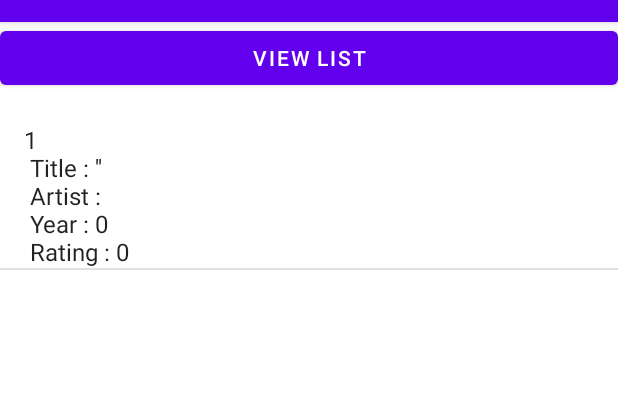
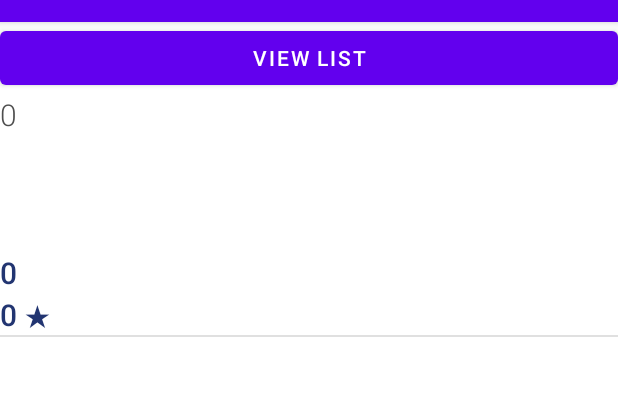
Before and after one commit to 1078-M-issa/NDPTSC, an Android app: the ViewList screen opened directly, with no data from a screen before it, on a phone screen of 412 x 824 dp, the part 62-458 px from its top. Run offline under Robolectric (Android 15) with nearby library versions, the phone set to English and light mode, and no system bars.

Commit message:
Updated with Custom array

```diff
--- /dev/null
+++ b/app/src/main/java/sg/edu/rp/c346/id21001078/ndptsc/CustomAdapter.java
@@ -0,0 +1,51 @@
+package sg.edu.rp.c346.id21001078.ndptsc;
+
+import android.content.Context;
+import android.view.LayoutInflater;
+import android.view.View;
+import android.view.ViewGroup;
+import android.widget.ArrayAdapter;
+import android.widget.TextView;
+
+import org.w3c.dom.Text;
+
+import java.util.ArrayList;
+
+public class CustomAdapter extends ArrayAdapter {
+    Context parent_context;
+    int layout_id;
+    ArrayList<Song> songList;
+
+    public CustomAdapter (Context context, int resource,
+                          ArrayList<Song> objects) {
+        super (context,resource,objects);
+
+        parent_context =context;
+        layout_id = resource;
+        songList = objects;
+    }
+    @Override
+    public View getView (int position, View convertView,
+                         ViewGroup parent) {
+        LayoutInflater inflater = (LayoutInflater)
+                parent_context.getSystemService(Context.LAYOUT_INFLATER_SERVICE);
+
+        View rowView = inflater.inflate(layout_id,parent,false);
+
+        TextView topYear = rowView.findViewById(R.id.Year);
+        TextView songTitle = rowView.findViewById(R.id.Title);
+        TextView songSinger = rowView.findViewById(R.id.Singer);
+        TextView titleYear = rowView.findViewById(R.id.YearR);
+        TextView stars = rowView.findViewById(R.id.Ratings);
+
+        Song currentVersion = songList.get(position);
+
+        topYear.setText(String.valueOf(currentVersion.getYear()));
+        songTitle.setText(currentVersion.getTitle());
+        songSinger.setText(currentVersion.getSingers());
+        titleYear.setText(String.valueOf(currentVersion.getYear()));
+        String text = (String.valueOf(currentVersion.getStars()));
+        stars.setText(text + " ★ ");
+        return rowView;
+    }
+}
--- a/app/src/main/java/sg/edu/rp/c346/id21001078/ndptsc/ViewList.java
+++ b/app/src/main/java/sg/edu/rp/c346/id21001078/ndptsc/ViewList.java
@@ -23,6 +23,7 @@ public class ViewList extends AppCompatActivity {
     ArrayList<Song> al2;
     ArrayAdapter<String> aa;
     TextView textView;
+    CustomAdapter adapter;
 
     @Override
     protected void onCreate(Bundle savedInstanceState) {
@@ -30,31 +31,29 @@ public class ViewList extends AppCompatActivity {
         setContentView(R.layout.activity_edit);
 
         B = findViewById(R.id.bVL);
-        lv = findViewById(R.id.VL);
+        lv = findViewById(R.id.listView);
         al = new ArrayList<>();
         al2 = new ArrayList<>();
         aa = new ArrayAdapter<String>(this, android.R.layout.simple_list_item_1, al);
-        lv.setAdapter(aa);
-        textView = findViewById(R.id.TV);
+        lv.setAdapter(adapter);
+        adapter = new CustomAdapter(this, R.layout.row, al2);
 
         B.setOnClickListener(new View.OnClickListener() {
 
             @Override
             public void onClick(View v) {
                 DBhelp dbh = new DBhelp(ViewList.this);
-                al.clear();
-                String txt = " ";
+                al2.clear();
                 ArrayList<Song> list = dbh.getAllSongs();
                 for (int i = 0; i < list.size(); i++ ) {
                     al.add(list.get(i).toStringClass());
+                    al2.add(list.get(i));
 
                 }
 
 
-                lv.setAdapter(aa);
-
-
-                aa.notifyDataSetChanged();
+                //lv.setAdapter(aa);
+                lv.setAdapter(adapter);
                 }
 
 
--- a/app/src/main/res/layout/activity_edit.xml
+++ b/app/src/main/res/layout/activity_edit.xml
@@ -13,16 +13,10 @@
         android:layout_height="wrap_content"
         android:text="View List" />
 
-    <TextView
-        android:id="@+id/TV"
+    <ListView
+        android:id="@+id/listView"
         android:layout_width="match_parent"
-        android:layout_height="wrap_content" />
-
-    <ListView
-        android:id="@+id/VL"
-        android:layout_width="match_parent"
-        android:layout_height="603dp">
-
-    </ListView>
+        android:layout_height="match_parent"
+        tools:listitem="@android:layout/activity_list_item" />
 
 </LinearLayout>
--- /dev/null
+++ b/app/src/main/res/layout/row.xml
@@ -0,0 +1,52 @@
+<?xml version="1.0" encoding="utf-8"?>
+<LinearLayout xmlns:android="http://schemas.android.com/apk/res/android"
+    android:orientation="vertical"
+    android:layout_width="match_parent"
+    android:layout_height="match_parent">
+
+    <TextView
+        android:id="@+id/Year"
+        android:layout_width="match_parent"
+        android:layout_height="wrap_content"
+        android:fontFamily="sans-serif-light"
+        android:text="TextView"
+        android:textColor="#4E4E4E"
+        android:textSize="20sp" />
+
+    <TextView
+        android:id="@+id/Title"
+        android:layout_width="match_parent"
+        android:layout_height="wrap_content"
+        android:fontFamily="sans-serif-condensed-medium"
+        android:text="TextView"
+        android:textColor="#0B0B0B"
+        android:textSize="34sp" />
+
+    <TextView
+        android:id="@+id/Singer"
+        android:layout_width="match_parent"
+        android:layout_height="wrap_content"
+        android:fontFamily="sans-serif-medium"
+        android:text="TextView"
+        android:textColor="#223571"
+        android:textSize="24sp" />
+
+    <TextView
+        android:id="@+id/YearR"
+        android:layout_width="match_parent"
+        android:layout_height="wrap_content"
+        android:fontFamily="sans-serif-medium"
+        android:text="TextView"
+        android:textColor="#223571"
+        android:textSize="20sp" />
+
+    <TextView
+        android:id="@+id/Ratings"
+        android:layout_width="match_parent"
+        android:layout_height="wrap_content"
+        android:fontFamily="sans-serif-medium"
+        android:text="TextView"
+        android:textColor="#223571"
+        android:textSize="20sp" />
+
+</LinearLayout>
```
